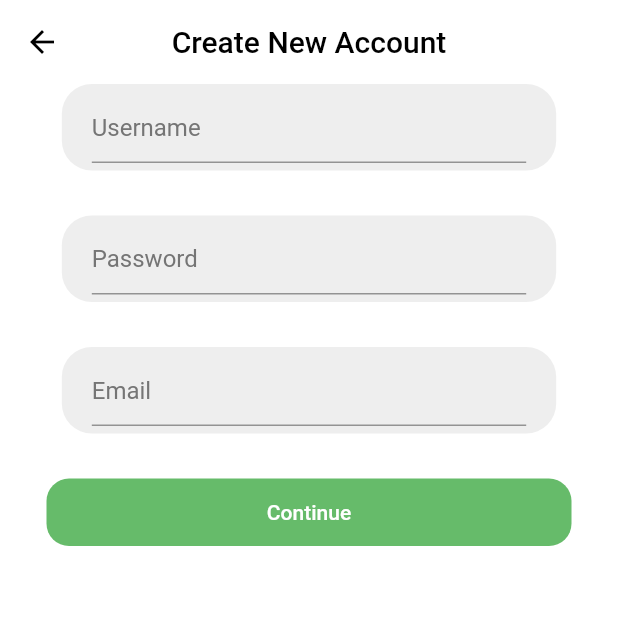
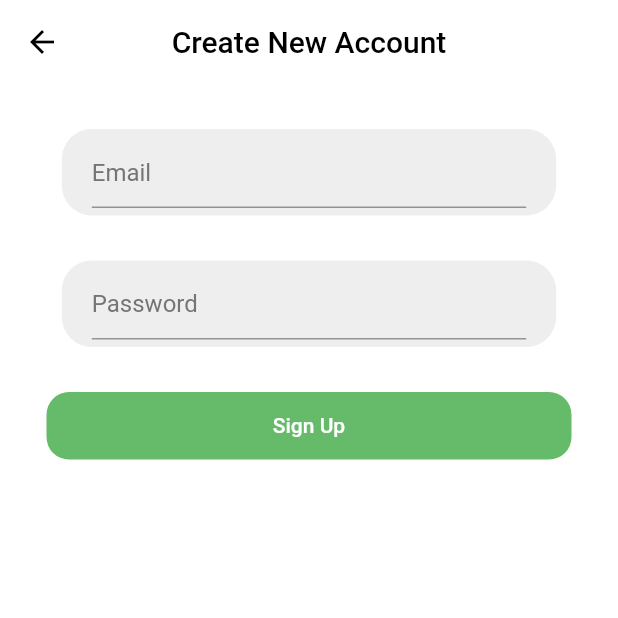
Before and after one commit to razstvien01/seedly, a Flutter app: the screen it shows after launch, after a tap on "Sign up", on a phone screen of 412 x 824 dp, the top half of it. Run offline on Flutter 3.47's test engine with Material 2 defaults, Android fonts, the phone set to English and light mode, and no system bars; our stand-ins replace firebase_auth, firebase_core, flutter_spinkit; accounts and stored records are empty; network calls fail.

Commit message:
sign up account done

```diff
--- a/lib/main.dart
+++ b/lib/main.dart
@@ -31,7 +31,7 @@ void main() async {
       '/': (context) => LoadingPage(),  //* Loading screen
       '/onboard': (context) => const OnboardPage(), //* Onboard page
       '/onboard/login': (context) => LoginPage(), //* Log in page
-      '/onboard/signup': (context) => const SignupPage(), //* Sign up page
+      '/onboard/signup': (context) => SignupPage(), //* Sign up page
 
       '/navbar': (context) => NavBar(), //* Navigation bar widget that connects 4 different pages
     },
--- a/lib/pages/log_in_pages/signup_page.dart
+++ b/lib/pages/log_in_pages/signup_page.dart
@@ -1,13 +1,51 @@
 //* This .dart file is used for designing Sign up page UI
 
+import 'package:firebase_auth/firebase_auth.dart';
 import 'package:flutter/material.dart';
+import 'package:seedly/main.dart';
 
 //* User defined widgets
 import 'package:seedly/ud_widgets/textfieldcontainer.dart';
 import 'package:seedly/ud_widgets/rounded_gbutton.dart';
 
-class SignupPage extends StatelessWidget {
-  const SignupPage({Key? key}) : super(key: key);
+class SignupPage extends StatefulWidget {
+  SignupPage({Key? key}) : super(key: key);
+
+  @override
+  State<SignupPage> createState() => _SignupPageState();
+}
+
+class _SignupPageState extends State<SignupPage> {
+  final TextEditingController emailController = TextEditingController();
+
+  final TextEditingController passwordController = TextEditingController();
+
+  @override
+  void dispose(){
+    emailController.dispose();
+    passwordController.dispose();
+
+    super.dispose();
+  }
+
+  Future signUp() async{
+    showDialog(
+      context: context,
+      barrierDismissible: false,
+      builder: (context) => Center(child: CircularProgressIndicator(),)
+    );
+
+    try{
+      await FirebaseAuth.instance.createUserWithEmailAndPassword(email: emailController.text.trim(), password: passwordController.text.trim());
+      print('account created');
+      Navigator.of(context)
+    .pushNamedAndRemoveUntil('/', (Route<dynamic> route) => false);
+      return;
+    } on FirebaseAuthException catch(e){
+      print(e);
+    }
+
+  }
 
   @override
   Widget build(BuildContext context) {
@@ -25,13 +63,13 @@ class SignupPage extends StatelessWidget {
           Center(
             child: Column(
               children: [
-                TextFieldContainer(hintText: 'Username', textEditingController: TextEditingController(), textInputAction: TextInputAction.next,),
                 SizedBox(height: 30,),
-                TextFieldContainer(hintText: 'Password', textEditingController: TextEditingController(), textInputAction: TextInputAction.next),
+                TextFieldContainer(hintText: 'Email', textEditingController: emailController, textInputAction: TextInputAction.next),
                 SizedBox(height: 30,),
-                TextFieldContainer(hintText: 'Email', textEditingController: TextEditingController(), textInputAction: TextInputAction.next),
+                TextFieldContainer(hintText: 'Password', textEditingController: passwordController, textInputAction: TextInputAction.next),
                 SizedBox(height: 30,),
-                RoundedGreenButton(onColor: true, routeKey: '', text: 'Continue', onPressed: (){}),
+
+                RoundedGreenButton(onColor: true, routeKey: '/onboard', text: 'Sign Up', onPressed: signUp),
               ],
             ),
           )
--- a/lib/ud_widgets/rounded_gbutton.dart
+++ b/lib/ud_widgets/rounded_gbutton.dart
@@ -34,7 +34,7 @@ class RoundedGreenButton extends StatelessWidget {
           primary: primary,
         ),
         onPressed: () {
-          if(routeKey == '/navbar'){
+          if(routeKey == '/navbar' || routeKey == '/onboard'){
             onPressed();
           } else if(routeKey == '/signout'){
             Navigator.of(context)
```
